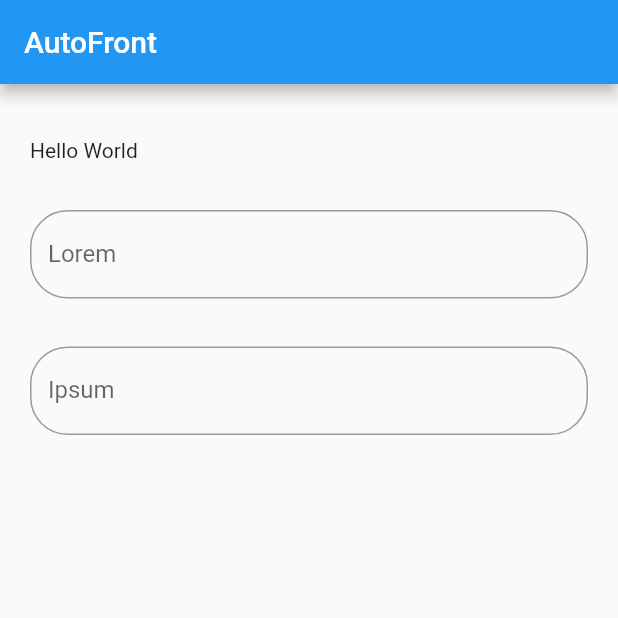
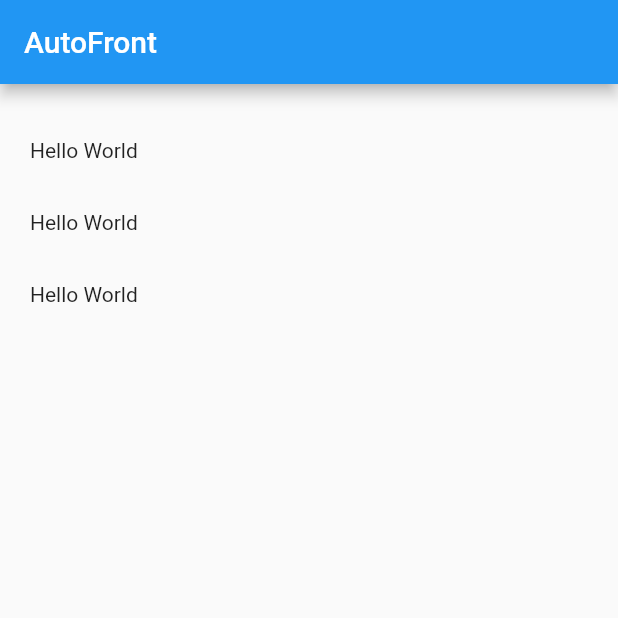
Before and after one commit to velrino/flutter, a Flutter app: the screen it shows after launch, on a phone screen of 412 x 824 dp, the top half of it. Run offline on Flutter 3.47's test engine with Material 2 defaults, Android fonts, the phone set to English and light mode, and no system bars.

Commit message:
:art: array widget for autoFront

```diff
--- a/lib/main.dart
+++ b/lib/main.dart
@@ -14,7 +14,18 @@ class MyApp extends StatelessWidget {
 
   @override
   Widget build(BuildContext context) {
-    const teste = 'lorem';
+
+     List<Widget>  childrenArray = [];
+    // const List<Widget> childrenArray = [
+    //           new TextWidget(),
+    //           InputWidgetState(autoInput: new AutoInputInferface("Lorem")),
+    //           InputWidgetState(autoInput: new AutoInputInferface("Ipsum"))
+    //         ];
+    const li = [1,2,3];
+
+    for (final e in li) {
+      childrenArray.add(TextWidget());
+    }
 
     return MaterialApp(
       title: _title,
@@ -23,11 +34,7 @@ class MyApp extends StatelessWidget {
         body: ListView(
             shrinkWrap: true,
             padding: const EdgeInsets.all(20.0),
-            children: [
-              TextWidget(),
-              InputWidgetState(autoInput: new AutoInputInferface("Lorem")),
-              InputWidgetState(autoInput: new AutoInputInferface("Ipsum"))
-            ]),
+            children: childrenArray),
       ),
     );
   }
```
